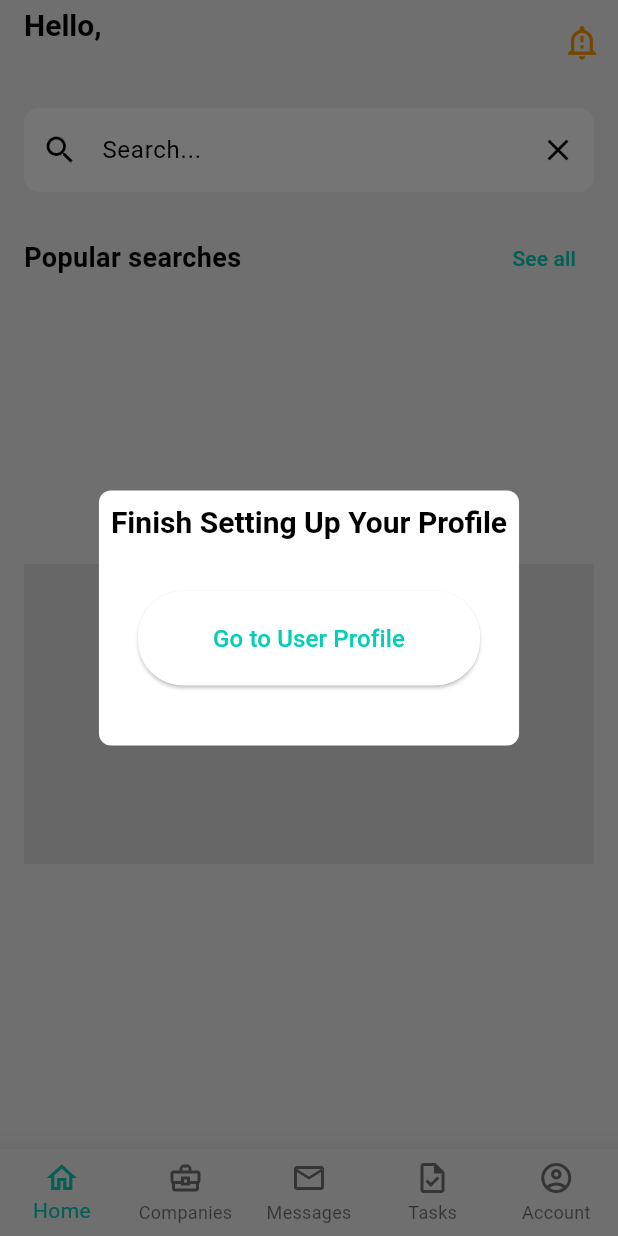
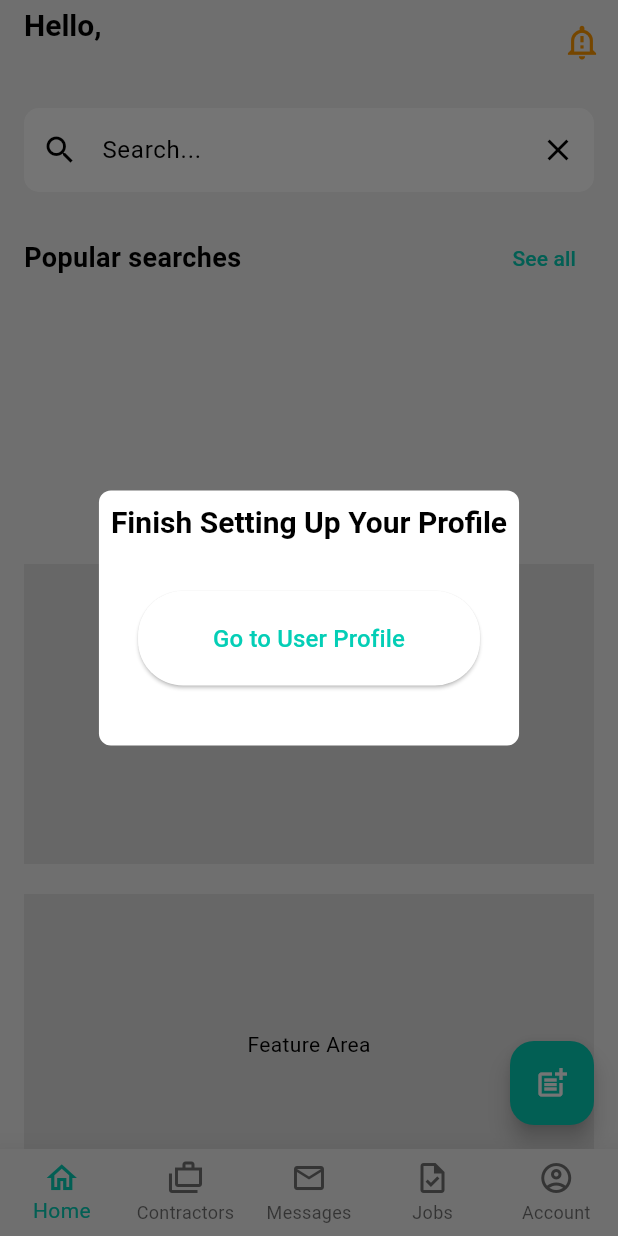
Before and after one commit to kzjstudio/bimlinkz_mobile_app, a Flutter app: the screen it shows once a user with an empty profile is signed in, after a tap on the "notification important" icon, on a phone screen of 412 x 824 dp. Run offline on Flutter 3.47's test engine with Material 3 defaults, Android fonts, the phone set to English and light mode, and no system bars; our stand-ins replace cloud_firestore, firebase_auth, firebase_core, font_awesome_flutter, get, google_fonts and 2 more; accounts and stored records are empty.

Commit message:
working on ad a post function

```diff
--- a/lib/screens/mobile/home_screen.dart
+++ b/lib/screens/mobile/home_screen.dart
@@ -1,5 +1,6 @@
 import 'package:bimlinkz_mobile_app/Controllers/auth_controller.dart';
 import 'package:bimlinkz_mobile_app/Controllers/user_profile_controller.dart';
+import 'package:bimlinkz_mobile_app/screens/mobile/jobpost_screen.dart';
 import 'package:bimlinkz_mobile_app/screens/mobile/profile.dart';
 import 'package:bimlinkz_mobile_app/widgets/category_card.dart';
 import 'package:cloud_firestore/cloud_firestore.dart';
@@ -152,6 +153,20 @@ class _HomeScreenState extends State<HomeScreen> {
                             child: Center(child: Text('Feature Area')),
                           ),
                           const SizedBox(height: 20),
+                          Container(
+                            width: double.infinity,
+                            height: 200,
+                            color: Colors.grey.shade300,
+                            child: Center(child: Text('Feature Area')),
+                          ),
+                          const SizedBox(height: 20),
+                          Container(
+                            width: double.infinity,
+                            height: 200,
+                            color: Colors.grey.shade300,
+                            child: Center(child: Text('Feature Area')),
+                          ),
+                          const SizedBox(height: 20),
                         ],
                       ),
                     ),
@@ -160,6 +175,14 @@ class _HomeScreenState extends State<HomeScreen> {
 
                 return const Center(child: CircularProgressIndicator());
               }),
+          floatingActionButton: FloatingActionButton(
+            onPressed: () {
+              Get.to(() => PostJobPage(),
+                  transition: Transition.downToUp,
+                  duration: Duration(milliseconds: 200));
+            },
+            child: Icon(Icons.post_add_outlined),
+          ),
         ),
       ),
     );
--- a/lib/screens/mobile/landing_screen.dart
+++ b/lib/screens/mobile/landing_screen.dart
@@ -42,16 +42,13 @@ class _LandingScreenState extends State<LandingScreen> {
             icon: Icon(Icons.home_outlined),
           ),
           BottomNavigationBarItem(
-              label: 'Companies',
-              icon: Icon(
-                Icons.business_center_outlined,
-              )),
+              label: 'Contractors', icon: Icon(Icons.cases_outlined)),
           BottomNavigationBarItem(
             label: 'Messages',
             icon: Icon(Icons.mail_outline_outlined),
           ),
           BottomNavigationBarItem(
-            label: 'Tasks',
+            label: 'Jobs',
             icon: Icon(Icons.task_outlined),
           ),
           BottomNavigationBarItem(
--- a/lib/screens/mobile/loginScreen.dart
+++ b/lib/screens/mobile/loginScreen.dart
@@ -18,7 +18,8 @@ class _LoginScreenState extends State<LoginScreen> {
 
   @override
   Widget build(BuildContext context) {
-    return GestureDetector(
+    return SafeArea(
+      child: GestureDetector(
         onTap: () => FocusManager.instance.primaryFocus?.unfocus(),
         child: Scaffold(
           body: SingleChildScrollView(
@@ -35,7 +36,7 @@ class _LoginScreenState extends State<LoginScreen> {
                       children: [
                         Center(
                           child: Image.asset(
-                          'images/logo.jpg',
+                            'images/logotrans.png',
                             width: 200,
                             height: 200,
                           ),
@@ -104,7 +105,8 @@ class _LoginScreenState extends State<LoginScreen> {
                           onPressed: () {
                             if (_formKey.currentState!.validate()) {
                               AuthController.instance.signIn(
-                                emailController.text, passwordController.text);
+                                  emailController.text,
+                                  passwordController.text);
                             }
                           },
                           child: const Text('Login'),
@@ -132,6 +134,7 @@ class _LoginScreenState extends State<LoginScreen> {
             ),
           ),
         ),
+      ),
     );
   }
 }
--- a/pubspec.yaml
+++ b/pubspec.yaml
@@ -38,6 +38,7 @@ dependencies:
   image_picker: ^1.0.7
   get: ^4.6.6
   font_awesome_flutter: ^9.2.0
+  syncfusion_flutter_sliders: ^25.2.3
 
   # The following adds the Cupertino Icons font to your application.
   # Use with the CupertinoIcons class for iOS style icons.
```
Also changed, not shown: lib/screens/mobile/jobpost_screen.dart (added, +179 -0 lines), lib/screens/mobile/signup_screen.dart (+13 -6 lines), pubspec.lock. Lines whose indentation alone changed are shown as unchanged.
